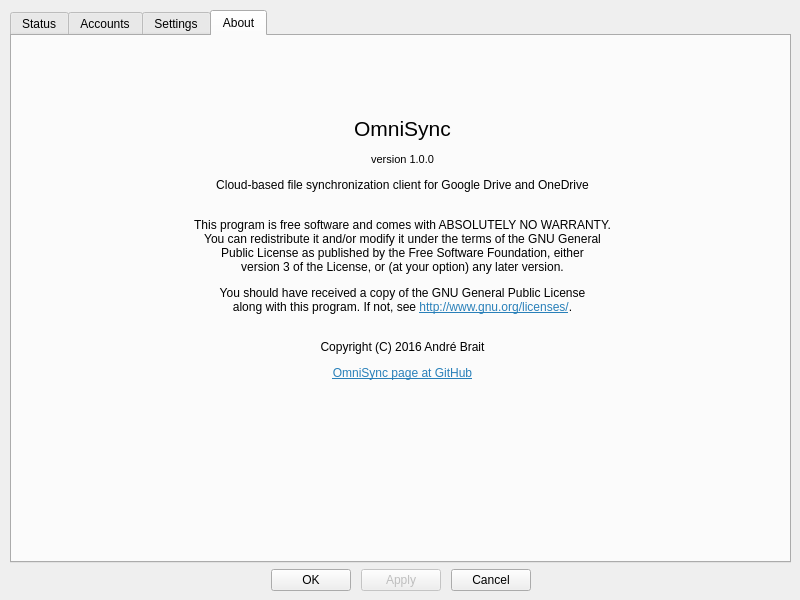
First picture: the form in OmniSync.ui, repository self20/OmniSync, before the edit.
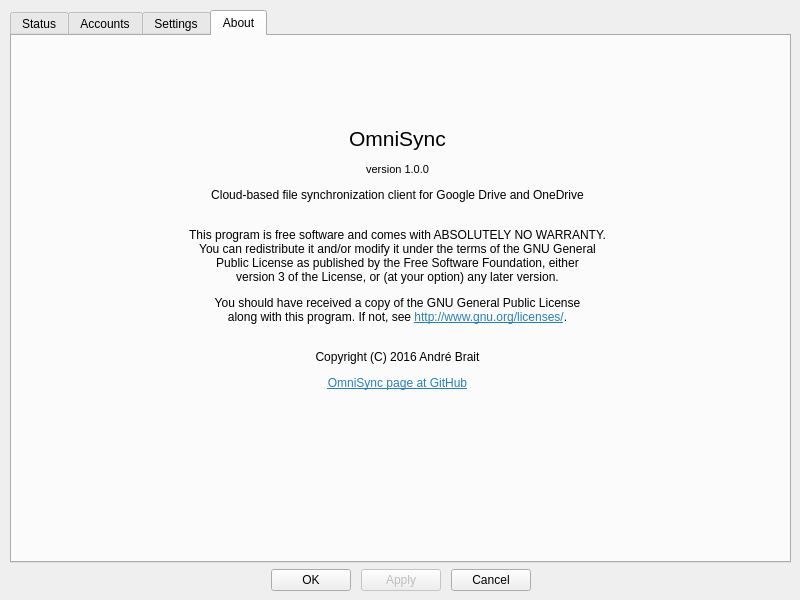
Second picture: the form after the edit. The open tabs and pages were chosen to show the change. Icons and pictures are not drawn.

Patch:
```diff
--- a/OmniSync.ui
+++ b/OmniSync.ui
@@ -635,10 +635,10 @@
         <widget class="QWidget" name="verticalLayoutWidget_2">
          <property name="geometry">
           <rect>
-           <x>0</x>
-           <y>0</y>
-           <width>781</width>
-           <height>501</height>
+           <x>10</x>
+           <y>10</y>
+           <width>751</width>
+           <height>481</height>
           </rect>
          </property>
          <layout class="QVBoxLayout" name="verticalLayout_2" stretch="0,0,0,1">
```
Left out of the diff: 3 changed lines with no effect on the pictures.
